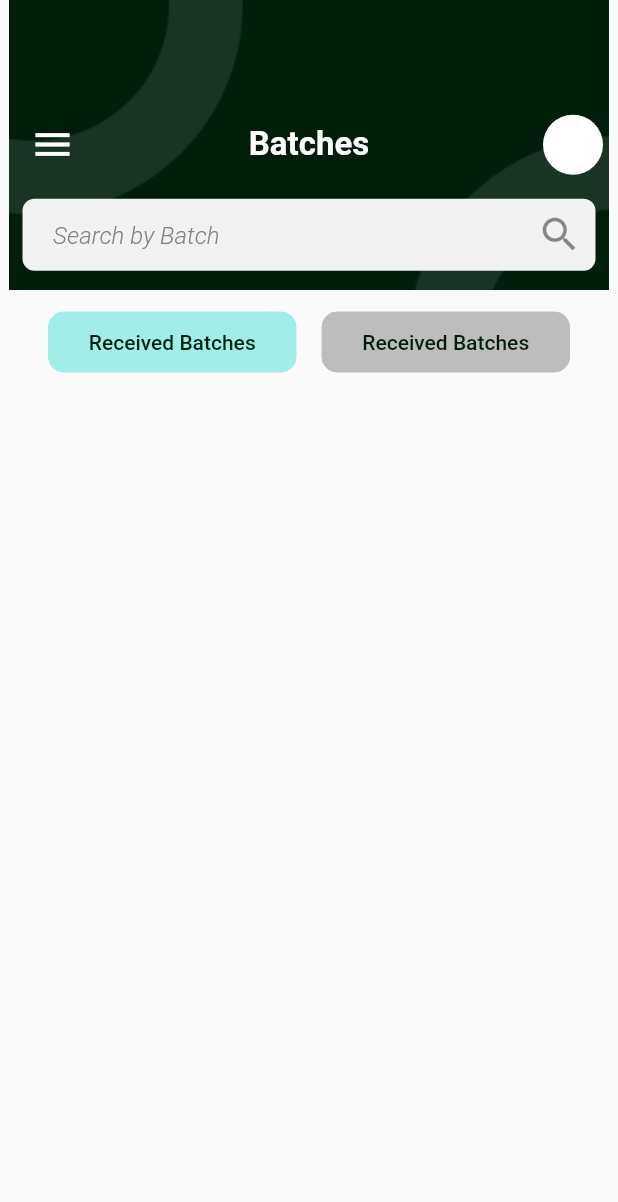
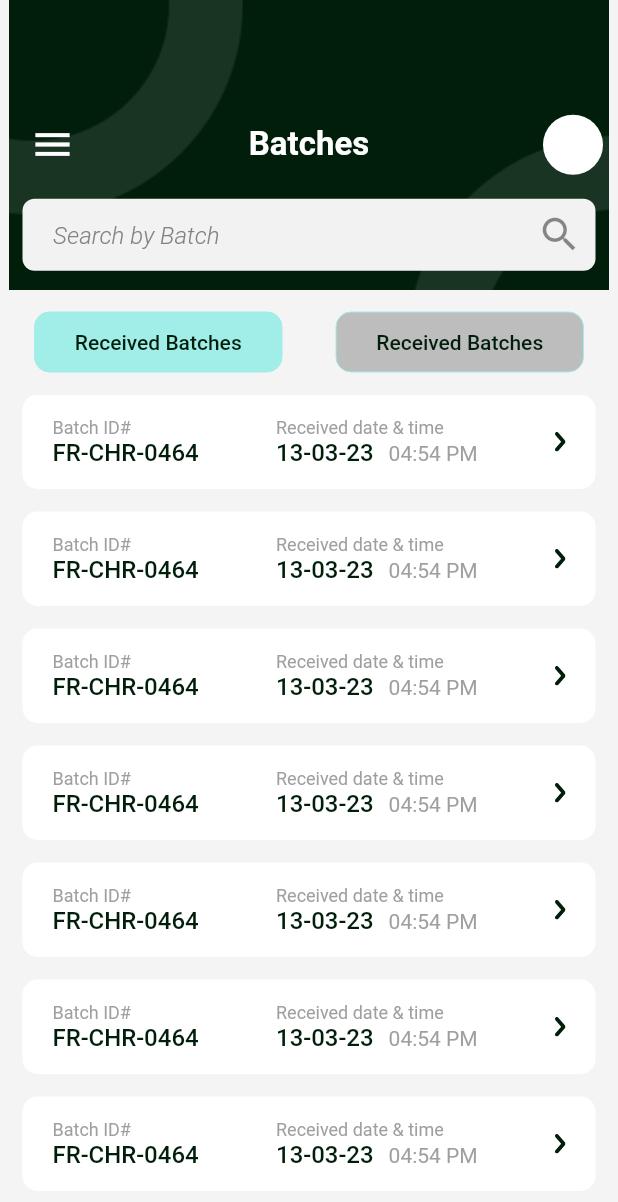
Before and after one commit to umermunir10/adely_practice, a Flutter app: the TrackingView screen opened by its route, on a phone screen of 412 x 824 dp. Shown: the top 1202 px of the screen. Run offline on Flutter 3.47's test engine with Material 2 defaults, Android fonts, the light colour scheme and no system bars; our stand-ins replace flutter_form_builder, flutter_svg, get; Roboto replaces fonts that are missing (GTEastiProText).

Commit message:
Shift End 12-10-2023

```diff
--- /dev/null
+++ b/lib/app/data/utils/models/packagesModels.dart
@@ -0,0 +1,5 @@
+class PackageModels {
+  final String? title;
+
+  PackageModels({this.title});
+}
--- a/lib/app/data/utils/static_assets.dart
+++ b/lib/app/data/utils/static_assets.dart
@@ -32,9 +32,9 @@ class StaticAssets {
   // static const String tracking = "assets/icons/profile_icon.svg";
   // static const String setting = "assets/icons/setting.svg";
 
-  // // <--------------Batch Tracking Icons------------------->
-  // static const String arrowForward = "assets/icons/arrowf.svg";
-  // static const String search = "assets/icons/searchIcon.svg";
+  // <--------------Batch Tracking Icons------------------->
+  static const String arrowForward = "assets/icons/arrowf.svg";
+  static const String search = "assets/icons/searchIcon.svg";
 
   // // <--------------Batch ProductDetail Icons------------------->
   // static const String arrowBack = "assets/icons/arrowBack.svg";
--- a/lib/app/data/widgets/custom_buttons.dart
+++ b/lib/app/data/widgets/custom_buttons.dart
@@ -1,4 +1,3 @@
-
 import 'package:adely_dispatcher/app/data/configs/app_theme.dart';
 import 'package:adely_dispatcher/app/data/configs/text_styles.dart';
 import 'package:flutter/material.dart';
@@ -20,6 +19,7 @@ class CustomButton extends StatelessWidget {
       this.borderRadius,
       this.textColor,
       this.isbold = false,
+      this.borderColor,
       this.elevation = 0,
       this.backgroundColor,
       this.borderWidth,
@@ -29,7 +29,7 @@ class CustomButton extends StatelessWidget {
 
   final ButtonVariant? type;
   final VoidCallback? onPressed;
-  final Color? color, textColor, backgroundColor;
+  final Color? color, textColor, backgroundColor, borderColor;
   final String buttonName;
   final double elevation;
   final double? height, width, borderRadius, borderWidth;
@@ -49,7 +49,7 @@ class CustomButton extends StatelessWidget {
             borderRadius: BorderRadius.circular(borderRadius ?? 10),
             border: Border.all(
               width: isFilled ? 0 : borderWidth ?? 2,
-              color: color ?? AppColor.secondaryColor,
+              color: borderColor ?? AppColor.secondaryColor,
             ),
             boxShadow: [
               BoxShadow(
--- /dev/null
+++ b/lib/app/modules/packageDetail_1/controllers/package_detail_1_controller.dart
@@ -0,0 +1,5 @@
+import 'package:get/get.dart';
+
+class PackageDetail1Controller extends GetxController {
+
+}
--- a/lib/app/modules/settings/views/widgets/theme_row.dart
+++ b/lib/app/modules/settings/views/widgets/theme_row.dart
@@ -24,7 +24,7 @@ class ThemeChanger extends StatelessWidget {
           const Spacer(),
           Padding(
             padding: const EdgeInsets.only(right: 30),
-            child: Switch(
+            child: Switch.adaptive(
               value: isChanged,
               onChanged: (value) => isChanged,
             ),
--- a/lib/app/modules/tracking/controllers/tracking_controller.dart
+++ b/lib/app/modules/tracking/controllers/tracking_controller.dart
@@ -1,23 +1,3 @@
 import 'package:get/get.dart';
 
-class TrackingController extends GetxController {
-  //TODO: Implement TrackingController
-
-  final count = 0.obs;
-  @override
-  void onInit() {
-    super.onInit();
-  }
-
-  @override
-  void onReady() {
-    super.onReady();
-  }
-
-  @override
-  void onClose() {
-    super.onClose();
-  }
-
-  void increment() => count.value++;
-}
+class TrackingController extends GetxController {}
--- a/lib/app/modules/tracking/views/tracking_view.dart
+++ b/lib/app/modules/tracking/views/tracking_view.dart
@@ -2,11 +2,9 @@ import 'package:adely_dispatcher/app/data/configs/app_theme.dart';
 import 'package:adely_dispatcher/app/data/utils/static_assets.dart';
 import 'package:adely_dispatcher/app/data/widgets/custom_buttons.dart';
 import 'package:adely_dispatcher/app/data/widgets/custom_text_feild.dart';
+import 'package:adely_dispatcher/app/modules/tracking/views/widgets/tracking_row.dart';
 import 'package:flutter/material.dart';
-import 'package:flutter_svg/svg.dart';
-
 import 'package:get/get.dart';
-
 import '../controllers/tracking_controller.dart';
 
 class TrackingView extends GetView<TrackingController> {
@@ -14,6 +12,7 @@ class TrackingView extends GetView<TrackingController> {
   @override
   Widget build(BuildContext context) {
     return Scaffold(
+        backgroundColor: AppColor.scaffolColor,
         appBar: PreferredSize(
           preferredSize: const Size(double.infinity, 500),
           child: Stack(
@@ -71,7 +70,9 @@ class TrackingView extends GetView<TrackingController> {
                     )),
               ]),
         ),
-        body: Padding(
+        body: Column(
+          children: [
+            Padding(
               padding: const EdgeInsets.all(15.0),
               child: Row(
                 mainAxisAlignment: MainAxisAlignment.spaceEvenly,
@@ -82,15 +83,33 @@ class TrackingView extends GetView<TrackingController> {
                     height: 40,
                     width: 165,
                   ),
+                  const SizedBox(
+                    width: 20,
+                  ),
                   CustomButton(
                     buttonName: 'Received Batches',
                     type: ButtonVariant.filled,
                     color: AppColor.lightGrey,
                     height: 40,
                     width: 165,
+                  ),
+                ],
+              ),
+            ),
+            Expanded(
+              child: ListView.separated(
+                separatorBuilder: (context, index) {
+                  return const SizedBox(
+                    height: 15,
+                  );
+                },
+                itemBuilder: (BuildContext context, int index) {
+                  return const TrackingRow();
+                },
+                itemCount: 10,
+              ),
             )
           ],
-          ),
         ));
   }
 }
--- /dev/null
+++ b/lib/app/modules/tracking/views/widgets/tracking_row.dart
@@ -0,0 +1,75 @@
+import 'package:adely_dispatcher/app/data/configs/app_theme.dart';
+import 'package:adely_dispatcher/app/data/configs/text_styles.dart';
+import 'package:adely_dispatcher/app/data/utils/static_assets.dart';
+import 'package:adely_dispatcher/app/routes/app_pages.dart';
+import 'package:flutter/material.dart';
+import 'package:flutter_svg/flutter_svg.dart';
+import 'package:get/get.dart';
+
+class TrackingRow extends StatelessWidget {
+  const TrackingRow({super.key});
+
+  @override
+  Widget build(BuildContext context) {
+    return Padding(
+      padding: const EdgeInsets.only(right: 15, left: 15),
+      child: InkWell(
+        onTap: () {
+          Get.toNamed(Routes.allpackages);
+        },
+        child: Container(
+          padding: const EdgeInsets.symmetric(horizontal: 20, vertical: 12),
+          decoration: BoxDecoration(
+            borderRadius: BorderRadius.circular(10),
+            color: Colors.white,
+          ),
+          height: 63,
+          width: 345,
+          child: Row(
+            crossAxisAlignment: CrossAxisAlignment.center,
+            mainAxisAlignment: MainAxisAlignment.spaceBetween,
+            children: [
+              Column(
+                mainAxisAlignment: MainAxisAlignment.center,
+                crossAxisAlignment: CrossAxisAlignment.start,
+                children: [
+                  Text(
+                    "Batch ID#",
+                    style:
+                        CustomTextStyle.font12R.copyWith(color: AppColor.grey),
+                  ),
+                  Text(
+                    "FR-CHR-0464",
+                    style: CustomTextStyle.font16RM,
+                  ),
+                ],
+              ),
+              Column(
+                mainAxisAlignment: MainAxisAlignment.center,
+                crossAxisAlignment: CrossAxisAlignment.start,
+                children: [
+                  Text(
+                    "Received date & time",
+                    style:
+                        CustomTextStyle.font12R.copyWith(color: AppColor.grey),
+                  ),
+                  Text.rich(TextSpan(
+                      text: '13-03-23',
+                      style: CustomTextStyle.font16RM,
+                      children: [
+                        const WidgetSpan(child: SizedBox(width: 10)),
+                        TextSpan(
+                            text: '04:54 PM',
+                            style: CustomTextStyle.font14R
+                                .copyWith(color: AppColor.grey)),
+                      ]))
+                ],
+              ),
+              SvgPicture.asset(StaticAssets.arrowForward)
+            ],
+          ),
+        ),
+      ),
+    );
+  }
+}
--- a/lib/app/routes/app_routes.dart
+++ b/lib/app/routes/app_routes.dart
@@ -9,7 +9,9 @@ abstract class Routes {
   static const profile = _Paths.profile;
   static const bottomNavigation = _Paths.bottomNavigation;
   static const settings = _Paths.settings;
-  static const TRACKING = _Paths.TRACKING;
+  static const tracking = _Paths.tracking;
+  static const allpackages = _Paths.allpackages;
+  static const packageDetail1 = _Paths.packageDetail1;
 }
 
 abstract class _Paths {
@@ -20,5 +22,7 @@ abstract class _Paths {
   static const profile = '/profile';
   static const bottomNavigation = '/bottom-navigation';
   static const settings = '/settings';
-  static const TRACKING = '/tracking';
+  static const tracking = '/tracking';
+  static const allpackages = '/all-packages';
+  static const packageDetail1 = '/package-detail-1';
 }
```
Also changed, not shown: lib/app/modules/allPackages/bindings/all_packages_binding.dart (added, +12 -0 lines), lib/app/modules/allPackages/controllers/all_packages_controller.dart (added, +11 -0 lines), lib/app/modules/allPackages/views/all_packages_view.dart (added, +99 -0 lines), lib/app/modules/allPackages/views/widgets/packagesRow.dart (added, +116 -0 lines), lib/app/modules/packageDetail_1/bindings/package_detail_1_binding.dart (added, +12 -0 lines), lib/app/modules/packageDetail_1/views/package_detail_1_view.dart (added, +80 -0 lines), lib/app/routes/app_pages.dart (+15 -1 lines), assets/icons/arrowf.svg (added). Lines whose indentation alone changed are shown as unchanged.
